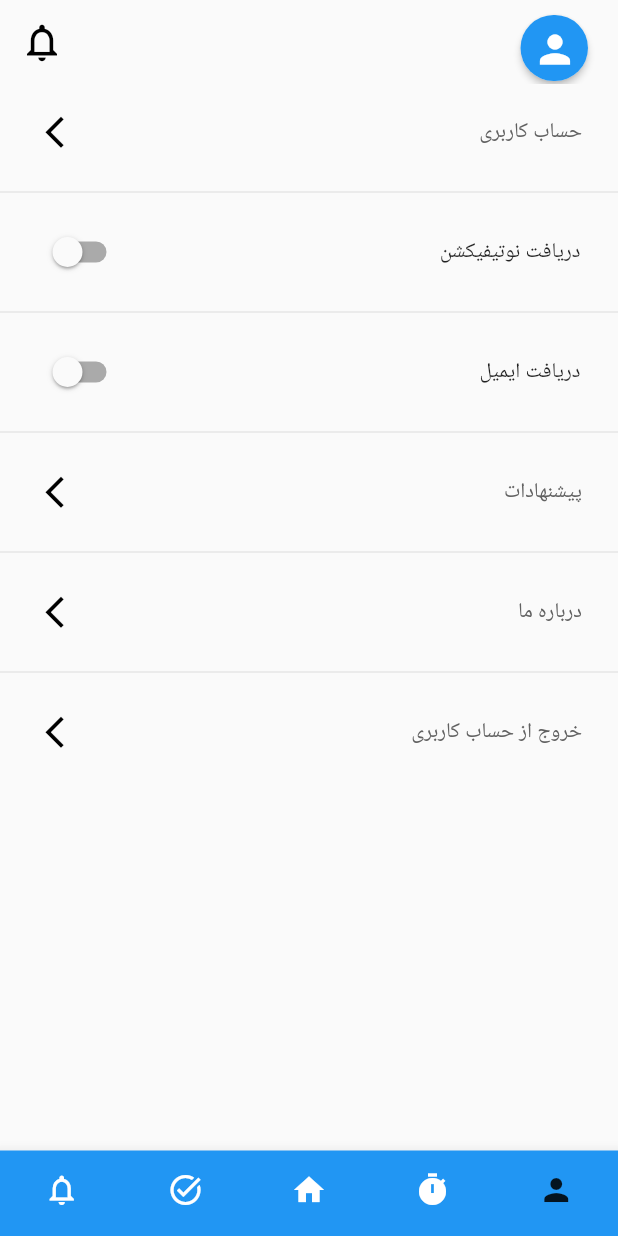
After one commit to Moshated-flutter/pishtaz, a Flutter app: the HomePage screen opened directly, item 5 of the bottom bar chosen, on a phone screen of 412 x 824 dp. The commit adds this screen. Run offline on Flutter 3.47's test engine with Material 2 defaults, Android fonts, the phone set to English and light mode, and no system bars.

Commit message:
finishing profile screen

```diff
--- a/lib/screens/log/LoginScreen.dart
+++ b/lib/screens/log/LoginScreen.dart
@@ -34,7 +34,7 @@ class LoginScreen extends StatelessWidget {
             left: screensize.width * 0.4,
             child: Image.asset('assets/images/pishtaz_logo.png'),
           ),
-          LoginContent(),
+          const LoginContent(),
         ],
       ),
     );
--- a/lib/screens/log/login widgets/animations/changeAnimation.dart
+++ b/lib/screens/log/login widgets/animations/changeAnimation.dart
@@ -33,33 +33,33 @@ class ChangeAnimations {
   }) {
     toptextController = AnimationController(
       vsync: vsync,
-      duration: Duration(milliseconds: 200),
+      duration: const Duration(milliseconds: 200),
     );
     toptextAnime = _createAnimtions(
       begin: Offset.zero,
-      end: Offset(2.8, 0),
+      end: const Offset(2.8, 0),
       parent: toptextController!,
     );
     bottomtextController = AnimationController(
       vsync: vsync,
-      duration: Duration(milliseconds: 200),
+      duration: const Duration(milliseconds: 200),
     );
     bottomtextAnime = _createAnimtions(
       begin: Offset.zero,
-      end: Offset(0, 1.8),
+      end: const Offset(0, 1.8),
       parent: bottomtextController!,
     );
     for (var i = 0; createAccountItem > i; i++) {
       createAccountController.add(
         AnimationController(
           vsync: vsync,
-          duration: Duration(milliseconds: 200),
+          duration: const Duration(milliseconds: 200),
         ),
       );
       createAccuontAnime.add(
         _createAnimtions(
           begin: Offset.zero,
-          end: Offset(1, 0),
+          end: const Offset(1, 0),
           parent: createAccountController[i],
         ),
       );
@@ -68,12 +68,12 @@ class ChangeAnimations {
       loginController.add(
         AnimationController(
           vsync: vsync,
-          duration: Duration(milliseconds: 200),
+          duration: const Duration(milliseconds: 200),
         ),
       );
       loginAnime.add(
         _createAnimtions(
-          begin: Offset(-1, 0),
+          begin: const Offset(-1, 0),
           end: Offset.zero,
           parent: loginController[i],
         ),
@@ -91,7 +91,7 @@ class ChangeAnimations {
     ]) {
       controller.forward();
       await Future.delayed(
-        Duration(
+        const Duration(
           milliseconds: 50,
         ),
       );
@@ -111,7 +111,7 @@ class ChangeAnimations {
     ]) {
       controller.reverse();
       await Future.delayed(
-        Duration(milliseconds: 50),
+        const Duration(milliseconds: 50),
       );
     }
     bottomtextController!.reverse();
--- /dev/null
+++ b/lib/screens/main_screens/home_page.dart
@@ -0,0 +1,103 @@
+import 'package:flutter/material.dart';
+import 'package:pishtaz/screens/main_screens/profile_screens/main_profile_screen.dart';
+
+class HomePage extends StatefulWidget {
+  const HomePage({super.key});
+
+  @override
+  State<HomePage> createState() => _HomePageState();
+}
+
+class _HomePageState extends State<HomePage> {
+  var indexBottom = 2;
+  @override
+  Widget build(BuildContext context) {
+    return Scaffold(
+      appBar: AppBar(
+        actions: [
+          Padding(
+            padding: const EdgeInsets.only(right: 20, top: 10, bottom: 2),
+            child: Material(
+              borderRadius: BorderRadius.circular(50),
+              elevation: 2,
+              child: Container(
+                decoration: BoxDecoration(
+                  borderRadius: BorderRadius.circular(80),
+                  color: Theme.of(context).primaryColor,
+                ),
+                height: 20,
+                width: 45,
+                child: IconButton(
+                  onPressed: () {},
+                  icon: const Icon(
+                    Icons.person,
+                    size: 30,
+                    color: Colors.white,
+                  ),
+                ),
+              ),
+            ),
+          ),
+        ],
+        leading: IconButton(
+          onPressed: () {},
+          icon: const Icon(
+            Icons.notifications_none_outlined,
+            size: 30,
+            color: Colors.black,
+          ),
+        ),
+        iconTheme: Theme.of(context).iconTheme,
+        backgroundColor: Theme.of(context).scaffoldBackgroundColor,
+        elevation: 0,
+      ),
+      backgroundColor: Theme.of(context).scaffoldBackgroundColor,
+      bottomNavigationBar: BottomNavigationBar(
+        currentIndex: indexBottom,
+        onTap: (value) {
+          setState(() {
+            indexBottom = value;
+          });
+        },
+        type: BottomNavigationBarType.fixed,
+        unselectedItemColor: Colors.white,
+        showSelectedLabels: false,
+        showUnselectedLabels: false,
+        selectedIconTheme: Theme.of(context).iconTheme,
+        backgroundColor: Theme.of(context).primaryColor,
+        // ignore: prefer_const_literals_to_create_immutables
+        items: [
+          const BottomNavigationBarItem(
+            icon: Icon(
+              Icons.notifications_none_outlined,
+            ),
+            label: 'اطلاعیه',
+          ),
+          const BottomNavigationBarItem(
+            icon: Icon(Icons.task_alt_sharp),
+            label: 'تکلیف',
+          ),
+          const BottomNavigationBarItem(
+            icon: Icon(
+              Icons.home,
+            ),
+            label: 'خانه',
+          ),
+          const BottomNavigationBarItem(
+            icon: Icon(Icons.timer),
+            label: 'گزارش درسی',
+          ),
+          const BottomNavigationBarItem(
+            icon: Icon(Icons.person),
+            label: 'پروفایل',
+          ),
+        ],
+      ),
+      body: Column(
+        children: [
+          if (indexBottom == 4) const ProfileMainScreens(),
+        ],
+      ),
+    );
+  }
+}
--- /dev/null
+++ b/lib/screens/main_screens/profile_screens/main_profile_screen.dart
@@ -0,0 +1,165 @@
+import 'package:flutter/material.dart';
+
+class ProfileMainScreens extends StatefulWidget {
+  const ProfileMainScreens({super.key});
+
+  @override
+  State<ProfileMainScreens> createState() => _ProfileMainScreensState();
+}
+
+class _ProfileMainScreensState extends State<ProfileMainScreens> {
+  var notificationON = false;
+  var emailnotificationON = false;
+  @override
+  Widget build(BuildContext context) {
+    return Column(
+      children: [
+        Padding(
+          padding: const EdgeInsets.all(8.0),
+          child: ElevatedButton(
+            onPressed: () {},
+            style: ElevatedButton.styleFrom(
+              elevation: 0,
+              backgroundColor: Theme.of(context).scaffoldBackgroundColor,
+            ),
+            child: Row(
+              mainAxisAlignment: MainAxisAlignment.spaceBetween,
+              children: [
+                const Icon(
+                  Icons.arrow_back_ios_new,
+                  color: Colors.black,
+                  size: 25,
+                ),
+                Text(
+                  'حساب کاربری',
+                  style: TextStyle(
+                    color: Colors.grey[700],
+                  ),
+                ),
+              ],
+            ),
+          ),
+        ),
+        const Divider(),
+        Padding(
+          padding: const EdgeInsets.symmetric(horizontal: 25, vertical: 8),
+          child: Row(
+            mainAxisAlignment: MainAxisAlignment.spaceBetween,
+            children: [
+              Switch(
+                value: notificationON,
+                onChanged: (value) {
+                  setState(() {
+                    notificationON = value;
+                  });
+                },
+                activeColor: Theme.of(context).primaryColor,
+              ),
+              const Text('دریافت نوتیفیکشن'),
+            ],
+          ),
+        ),
+        const Divider(),
+        Padding(
+          padding: const EdgeInsets.symmetric(horizontal: 25, vertical: 8),
+          child: Row(
+            mainAxisAlignment: MainAxisAlignment.spaceBetween,
+            children: [
+              Switch(
+                value: emailnotificationON,
+                onChanged: (value) {
+                  setState(() {
+                    notificationON = value;
+                  });
+                },
+                activeColor: Theme.of(context).primaryColor,
+              ),
+              const Text('دریافت ایمیل'),
+            ],
+          ),
+        ),
+        const Divider(),
+        Padding(
+          padding: const EdgeInsets.all(8.0),
+          child: ElevatedButton(
+            onPressed: () {},
+            style: ElevatedButton.styleFrom(
+              elevation: 0,
+              backgroundColor: Theme.of(context).scaffoldBackgroundColor,
+            ),
+            child: Row(
+              mainAxisAlignment: MainAxisAlignment.spaceBetween,
+              children: [
+                const Icon(
+                  Icons.arrow_back_ios_new,
+                  color: Colors.black,
+                  size: 25,
+                ),
+                Text(
+                  'پیشنهادات',
+                  style: TextStyle(
+                    color: Colors.grey[700],
+                  ),
+                ),
+              ],
+            ),
+          ),
+        ),
+        const Divider(),
+        Padding(
+          padding: const EdgeInsets.all(8.0),
+          child: ElevatedButton(
+            onPressed: () {},
+            style: ElevatedButton.styleFrom(
+              elevation: 0,
+              backgroundColor: Theme.of(context).scaffoldBackgroundColor,
+            ),
+            child: Row(
+              mainAxisAlignment: MainAxisAlignment.spaceBetween,
+              children: [
+                const Icon(
+                  Icons.arrow_back_ios_new,
+                  color: Colors.black,
+                  size: 25,
+                ),
+                Text(
+                  'درباره ما',
+                  style: TextStyle(
+                    color: Colors.grey[700],
+                  ),
+                ),
+              ],
+            ),
+          ),
+        ),
+        const Divider(),
+        Padding(
+          padding: const EdgeInsets.all(8.0),
+          child: ElevatedButton(
+            onPressed: () {},
+            style: ElevatedButton.styleFrom(
+              elevation: 0,
+              backgroundColor: Theme.of(context).scaffoldBackgroundColor,
+            ),
+            child: Row(
+              mainAxisAlignment: MainAxisAlignment.spaceBetween,
+              children: [
+                const Icon(
+                  Icons.arrow_back_ios_new,
+                  color: Colors.black,
+                  size: 25,
+                ),
+                Text(
+                  'خروج از حساب کاربری',
+                  style: TextStyle(
+                    color: Colors.grey[700],
+                  ),
+                ),
+              ],
+            ),
+          ),
+        ),
+      ],
+    );
+  }
+}
```
